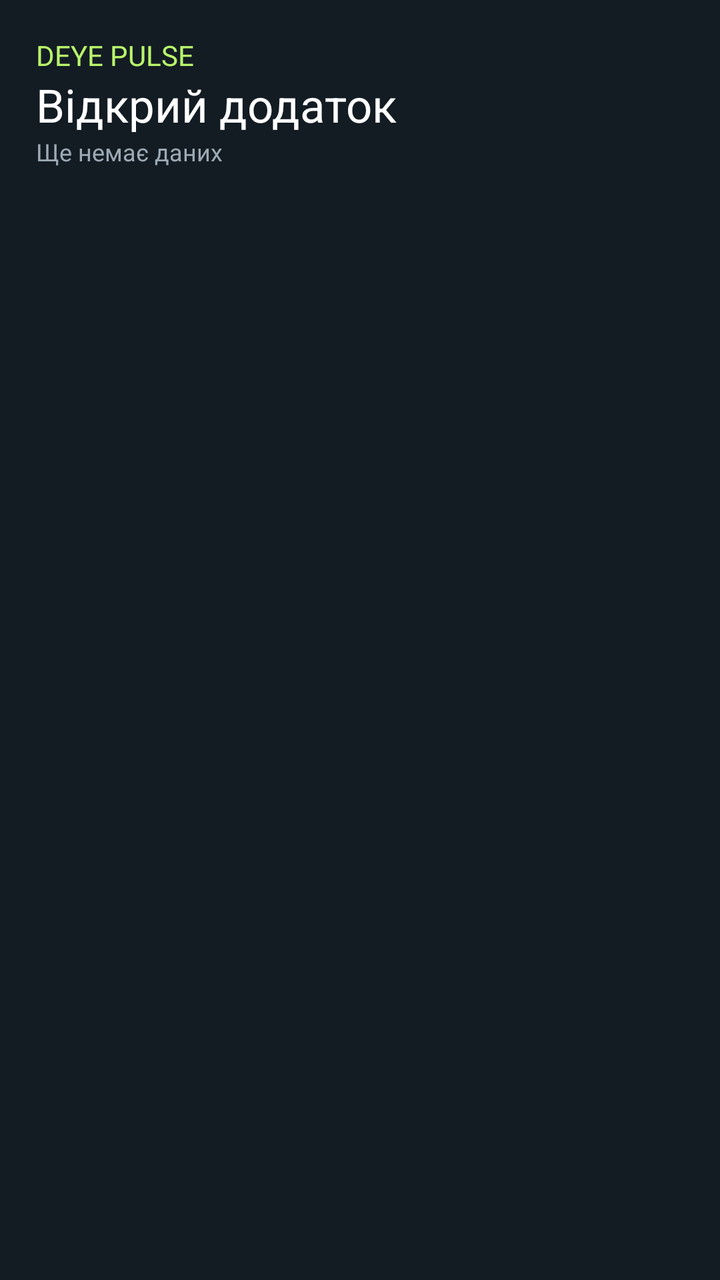
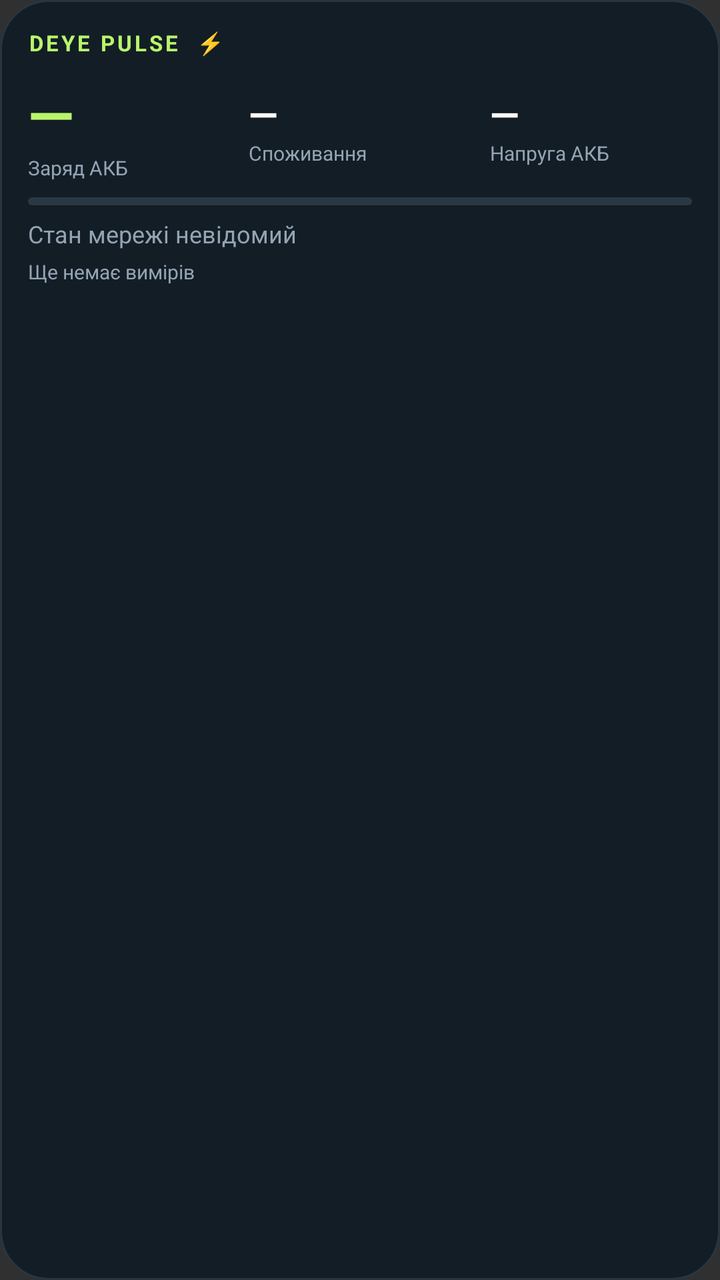

The first picture is an Android layout as it rendered before a commit; the second is the same layout after the commit. The layout source and the unified diff follow.
<!-- AndroidManifest.xml: application theme android:Theme.Material.NoActionBar -->
<!-- res/layout/pulse_widget.xml -->
<LinearLayout xmlns:android="http://schemas.android.com/apk/res/android" android:layout_width="match_parent" android:layout_height="match_parent" android:orientation="vertical" android:padding="18dp" android:background="#131C23">
<TextView android:id="@+id/widget_title" android:layout_width="match_parent" android:layout_height="wrap_content" android:text="DEYE PULSE" android:textColor="#B9F56B" android:textSize="14sp"/>
<TextView android:id="@+id/widget_value" android:layout_width="match_parent" android:layout_height="wrap_content" android:text="Відкрий додаток" android:textColor="#FFFFFF" android:textSize="23sp"/>
<TextView android:id="@+id/widget_status" android:layout_width="match_parent" android:layout_height="wrap_content" android:text="Ще немає даних" android:textColor="#9DAAB6" android:textSize="12sp"/>
</LinearLayout>
<!-- resources referenced by this layout -->
<resources>

</resources>

<!-- the commit's change to res/layout/pulse_widget.xml (unified diff, before → after) -->
@@ -1,5 +1,28 @@
-<LinearLayout xmlns:android="http://schemas.android.com/apk/res/android" android:layout_width="match_parent" android:layout_height="match_parent" android:orientation="vertical" android:padding="18dp" android:background="#131C23">
-<TextView android:id="@+id/widget_title" android:layout_width="match_parent" android:layout_height="wrap_content" android:text="DEYE PULSE" android:textColor="#B9F56B" android:textSize="14sp"/>
-<TextView android:id="@+id/widget_value" android:layout_width="match_parent" android:layout_height="wrap_content" android:text="Відкрий додаток" android:textColor="#FFFFFF" android:textSize="23sp"/>
-<TextView android:id="@+id/widget_status" android:layout_width="match_parent" android:layout_height="wrap_content" android:text="Ще немає даних" android:textColor="#9DAAB6" android:textSize="12sp"/>
+<LinearLayout xmlns:android="http://schemas.android.com/apk/res/android"
+    android:id="@+id/widget_root" android:layout_width="match_parent" android:layout_height="match_parent"
+    android:orientation="vertical" android:padding="14dp" android:background="@drawable/widget_background">
+    <TextView android:layout_width="match_parent" android:layout_height="wrap_content"
+        android:text="DEYE PULSE  ⚡" android:textColor="#B9F56B" android:textSize="11sp" android:textStyle="bold" android:letterSpacing="0.12"/>
+    <LinearLayout android:layout_width="match_parent" android:layout_height="wrap_content" android:layout_marginTop="8dp" android:orientation="horizontal" android:gravity="center_vertical">
+        <LinearLayout android:layout_width="0dp" android:layout_height="wrap_content" android:layout_weight="1.1" android:orientation="vertical">
+            <TextView android:id="@+id/widget_soc" android:layout_width="match_parent" android:layout_height="wrap_content" android:text="—" android:textColor="#B9F56B" android:textSize="30sp" android:textStyle="bold" android:maxLines="1"/>
+            <TextView android:layout_width="match_parent" android:layout_height="wrap_content" android:text="Заряд АКБ" android:textColor="#93A4B3" android:textSize="10sp"/>
+        </LinearLayout>
+        <LinearLayout android:layout_width="0dp" android:layout_height="wrap_content" android:layout_weight="1.2" android:orientation="vertical">
+            <TextView android:id="@+id/widget_load" android:layout_width="match_parent" android:layout_height="wrap_content" android:text="—" android:textColor="#FFFFFF" android:textSize="19sp" android:textStyle="bold" android:maxLines="1" android:autoSizeTextType="uniform" android:autoSizeMinTextSize="12sp" android:autoSizeMaxTextSize="19sp" android:autoSizeStepGranularity="1sp"/>
+            <TextView android:layout_width="match_parent" android:layout_height="wrap_content" android:text="Споживання" android:textColor="#93A4B3" android:textSize="10sp"/>
+        </LinearLayout>
+        <LinearLayout android:layout_width="0dp" android:layout_height="wrap_content" android:layout_weight="1" android:orientation="vertical">
+            <TextView android:id="@+id/widget_volts" android:layout_width="match_parent" android:layout_height="wrap_content" android:text="—" android:textColor="#FFFFFF" android:textSize="19sp" android:textStyle="bold" android:maxLines="1"/>
+            <TextView android:layout_width="match_parent" android:layout_height="wrap_content" android:text="Напруга АКБ" android:textColor="#93A4B3" android:textSize="10sp"/>
+        </LinearLayout>
+    </LinearLayout>
+    <ProgressBar android:id="@+id/widget_battery" style="?android:attr/progressBarStyleHorizontal"
+        android:layout_width="match_parent" android:layout_height="4dp" android:layout_marginTop="8dp" android:progressDrawable="@drawable/widget_progress"/>
+    <TextView android:id="@+id/widget_grid" android:layout_width="match_parent" android:layout_height="wrap_content"
+        android:layout_marginTop="6dp" android:text="Стан мережі невідомий" android:textColor="#93A4B3" android:textSize="12sp" android:maxLines="1" android:ellipsize="end"/>
+    <LinearLayout android:layout_width="match_parent" android:layout_height="wrap_content" android:layout_marginTop="4dp" android:orientation="horizontal">
+        <TextView android:id="@+id/widget_time" android:layout_width="0dp" android:layout_weight="1" android:layout_height="wrap_content" android:text="Ще немає вимірів" android:textColor="#93A4B3" android:textSize="10sp" android:maxLines="1"/>
+        <Chronometer android:id="@+id/widget_age" android:layout_width="wrap_content" android:layout_height="wrap_content" android:textColor="#93A4B3" android:textSize="10sp" android:visibility="gone"/>
+    </LinearLayout>
 </LinearLayout>
<!-- resource entries referenced after the edit -->
@@ -1,5 +1,11 @@
 <!-- resources referenced by this layout -->
 <resources>
-
+  <!-- drawable widget_background (drawable) -->
+  <shape xmlns:android="http://schemas.android.com/apk/res/android"><solid android:color="#131D26"/><corners android:radius="24dp"/><stroke android:width="1dp" android:color="#283640"/></shape>
+  <!-- drawable widget_progress (drawable) -->
+  <layer-list xmlns:android="http://schemas.android.com/apk/res/android">
+  <item android:id="@android:id/background"><shape><corners android:radius="4dp"/><solid android:color="#2A3843"/></shape></item>
+  <item android:id="@android:id/progress"><clip><shape><corners android:radius="4dp"/><solid android:color="#B9F56B"/></shape></clip></item>
+  </layer-list>
 </resources>
 
